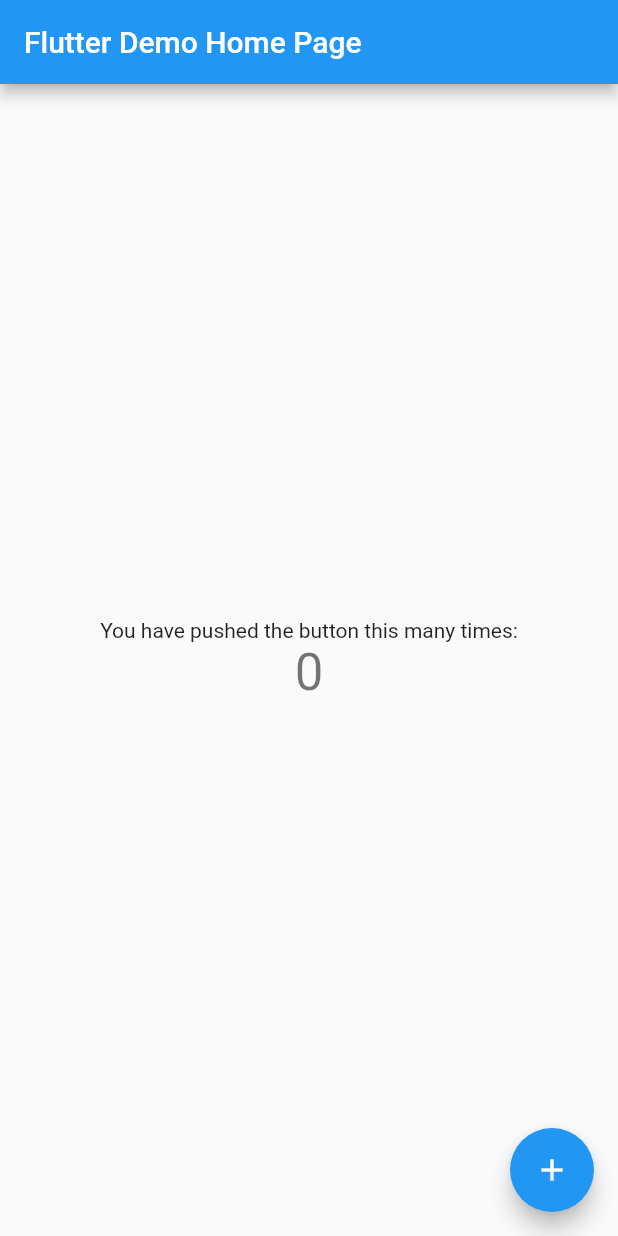
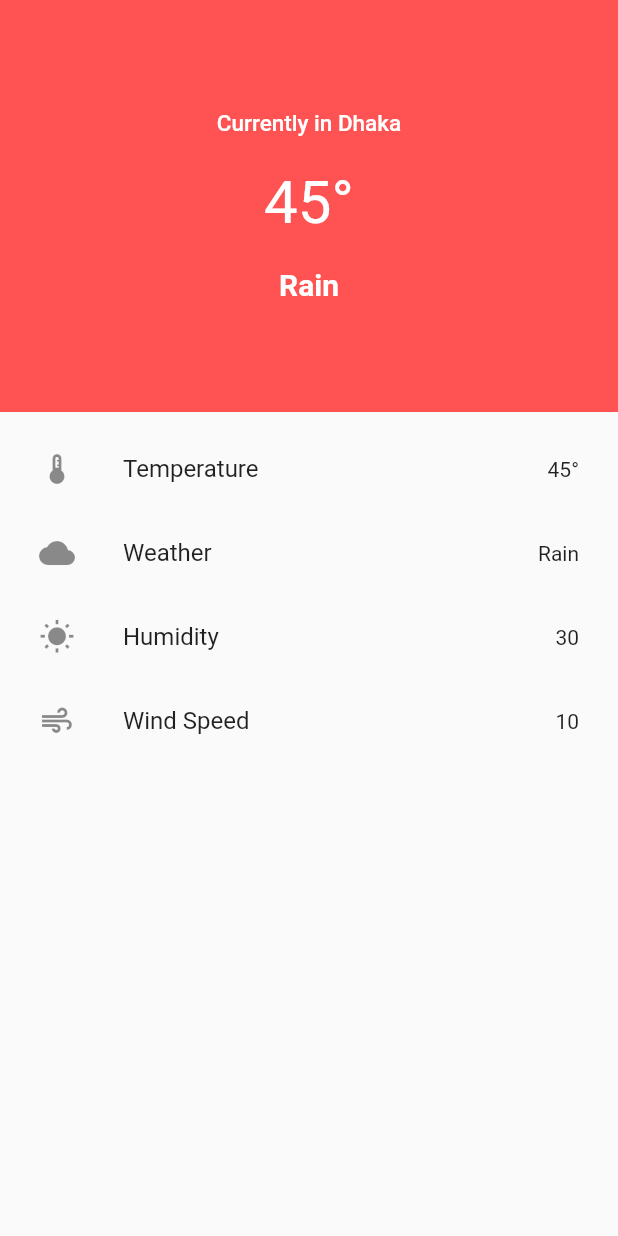
Before and after one commit to zakircse/Weather_App, a Flutter app: the screen it shows after launch, on a phone screen of 412 x 824 dp. Run offline on Flutter 3.47's test engine with Material 2 defaults, Android fonts, the phone set to English and light mode, and no system bars.

Commit message:
static app completed

```diff
--- a/lib/main.dart
+++ b/lib/main.dart
@@ -1,115 +1,111 @@
 import 'package:flutter/material.dart';
+import 'package:http/http.dart' as http;
+import 'dart:convert';
 
 void main() {
-  runApp(const MyApp());
+  runApp(MyApp());
 }
 
 class MyApp extends StatelessWidget {
-  const MyApp({Key? key}) : super(key: key);
-
-  // This widget is the root of your application.
   @override
   Widget build(BuildContext context) {
     return MaterialApp(
-      title: 'Flutter Demo',
-      theme: ThemeData(
-        // This is the theme of your application.
-        //
-        // Try running your application with "flutter run". You'll see the
-        // application has a blue toolbar. Then, without quitting the app, try
-        // changing the primarySwatch below to Colors.green and then invoke
-        // "hot reload" (press "r" in the console where you ran "flutter run",
-        // or simply save your changes to "hot reload" in a Flutter IDE).
-        // Notice that the counter didn't reset back to zero; the application
-        // is not restarted.
-        primarySwatch: Colors.blue,
-      ),
-      home: const MyHomePage(title: 'Flutter Demo Home Page'),
+      title: "Weather App",
+      home: HomePage(),
     );
   }
 }
 
-class MyHomePage extends StatefulWidget {
-  const MyHomePage({Key? key, required this.title}) : super(key: key);
-
-  // This widget is the home page of your application. It is stateful, meaning
-  // that it has a State object (defined below) that contains fields that affect
-  // how it looks.
-
-  // This class is the configuration for the state. It holds the values (in this
-  // case the title) provided by the parent (in this case the App widget) and
-  // used by the build method of the State. Fields in a Widget subclass are
-  // always marked "final".
-
-  final String title;
-
+class HomePage extends StatefulWidget {
   @override
-  State<MyHomePage> createState() => _MyHomePageState();
+  _HomePageState createState() => _HomePageState();
 }
 
-class _MyHomePageState extends State<MyHomePage> {
-  int _counter = 0;
-
-  void _incrementCounter() {
-    setState(() {
-      // This call to setState tells the Flutter framework that something has
-      // changed in this State, which causes it to rerun the build method below
-      // so that the display can reflect the updated values. If we changed
-      // _counter without calling setState(), then the build method would not be
-      // called again, and so nothing would appear to happen.
-      _counter++;
-    });
+class _HomePageState extends State<HomePage> {
+  var temp;
+  var description;
+  var currently;
+  var humidity;
+  var wind;
+  Future getweather() async {
+    http.Response response = await http.get(url);
   }
 
   @override
   Widget build(BuildContext context) {
-    // This method is rerun every time setState is called, for instance as done
-    // by the _incrementCounter method above.
-    //
-    // The Flutter framework has been optimized to make rerunning build methods
-    // fast, so that you can just rebuild anything that needs updating rather
-    // than having to individually change instances of widgets.
-    return Scaffold(
-      appBar: AppBar(
-        // Here we take the value from the MyHomePage object that was created by
-        // the App.build method, and use it to set our appbar title.
-        title: Text(widget.title),
-      ),
-      body: Center(
-        // Center is a layout widget. It takes a single child and positions it
-        // in the middle of the parent.
-        child: Column(
-          // Column is also a layout widget. It takes a list of children and
-          // arranges them vertically. By default, it sizes itself to fit its
-          // children horizontally, and tries to be as tall as its parent.
-          //
-          // Invoke "debug painting" (press "p" in the console, choose the
-          // "Toggle Debug Paint" action from the Flutter Inspector in Android
-          // Studio, or the "Toggle Debug Paint" command in Visual Studio Code)
-          // to see the wireframe for each widget.
-          //
-          // Column has various properties to control how it sizes itself and
-          // how it positions its children. Here we use mainAxisAlignment to
-          // center the children vertically; the main axis here is the vertical
-          // axis because Columns are vertical (the cross axis would be
-          // horizontal).
-          mainAxisAlignment: MainAxisAlignment.center,
-          children: <Widget>[
-            const Text(
-              'You have pushed the button this many times:',
+    return SafeArea(
+      child: Scaffold(
+        body: Column(
+          children: [
+            Container(
+              height: MediaQuery.of(context).size.height / 3,
+              width: MediaQuery.of(context).size.width,
+              color: Colors.redAccent,
+              child: Column(
+                mainAxisAlignment: MainAxisAlignment.center,
+                children: [
+                  Text(
+                    "Currently in Dhaka",
+                    style: TextStyle(
+                      fontSize: 15,
+                      fontWeight: FontWeight.w500,
+                      color: Colors.white,
+                    ),
+                  ),
+                  Padding(
+                    padding: const EdgeInsets.only(top: 20, bottom: 20),
+                    child: Text(
+                      "45\u00B0",
+                      style: TextStyle(
+                        fontSize: 40,
+                        fontWeight: FontWeight.w400,
+                        color: Colors.white,
+                      ),
+                    ),
+                  ),
+                  Text(
+                    "Rain",
+                    style: TextStyle(
+                      fontSize: 20,
+                      fontWeight: FontWeight.w600,
+                      color: Colors.white,
+                    ),
+                  ),
+                ],
+              ),
             ),
-            Text(
-              '$_counter',
-              style: Theme.of(context).textTheme.headline4,
+            Expanded(
+              child: Padding(
+                padding: EdgeInsets.all(10),
+                child: ListView(
+                  children: [
+                    ListTile(
+                      leading: Icon(Icons.thermostat),
+                      title: Text("Temperature"),
+                      trailing: Text("45\u00B0"),
+                    ),
+                    ListTile(
+                      leading: Icon(Icons.cloud),
+                      title: Text("Weather"),
+                      trailing: Text("Rain"),
+                    ),
+                    ListTile(
+                      leading: Icon(Icons.wb_sunny),
+                      title: Text("Humidity"),
+                      trailing: Text("30"),
+                    ),
+                    ListTile(
+                      leading: Icon(Icons.air),
+                      title: Text("Wind Speed"),
+                      trailing: Text("10"),
+                    ),
+                  ],
+                ),
+              ),
             ),
           ],
         ),
       ),
-      floatingActionButton: FloatingActionButton(
-        onPressed: _incrementCounter,
-        tooltip: 'Increment',
-        child: const Icon(Icons.add),
-      ), // This trailing comma makes auto-formatting nicer for build methods.
     );
   }
 }
--- a/pubspec.yaml
+++ b/pubspec.yaml
@@ -29,6 +29,8 @@ environment:
 dependencies:
   flutter:
     sdk: flutter
+  http: ^0.13.4
+  font_awesome: ^5.10.1
 
 
   # The following adds the Cupertino Icons font to your application.
```
Also changed, not shown: pubspec.lock.
